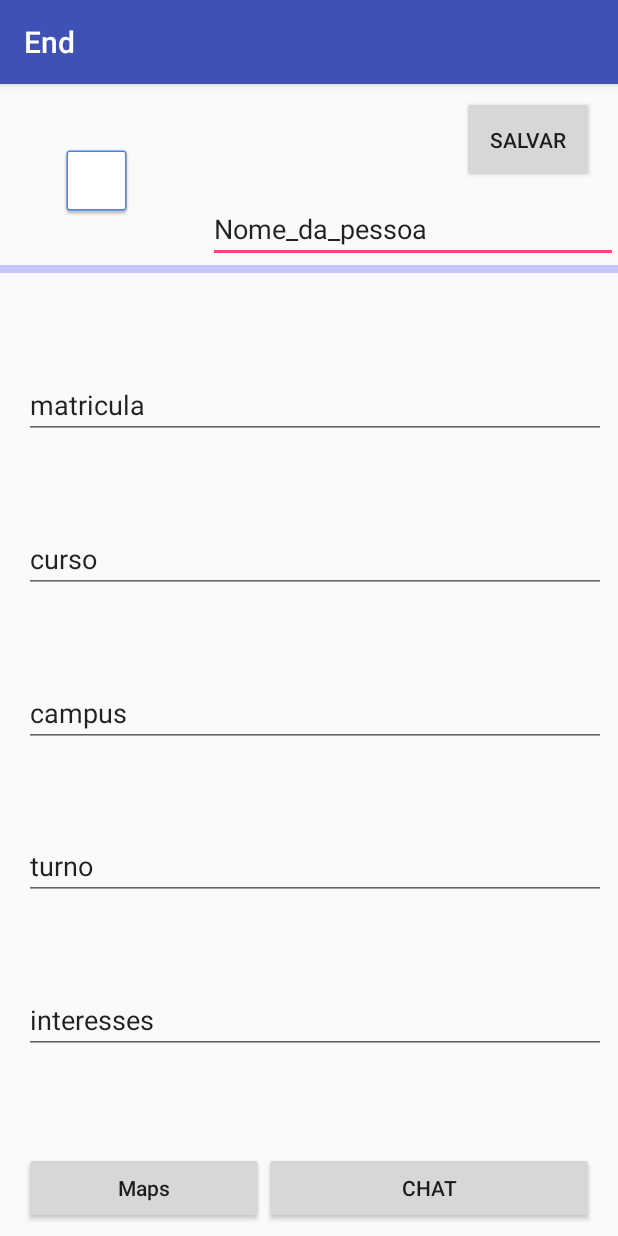
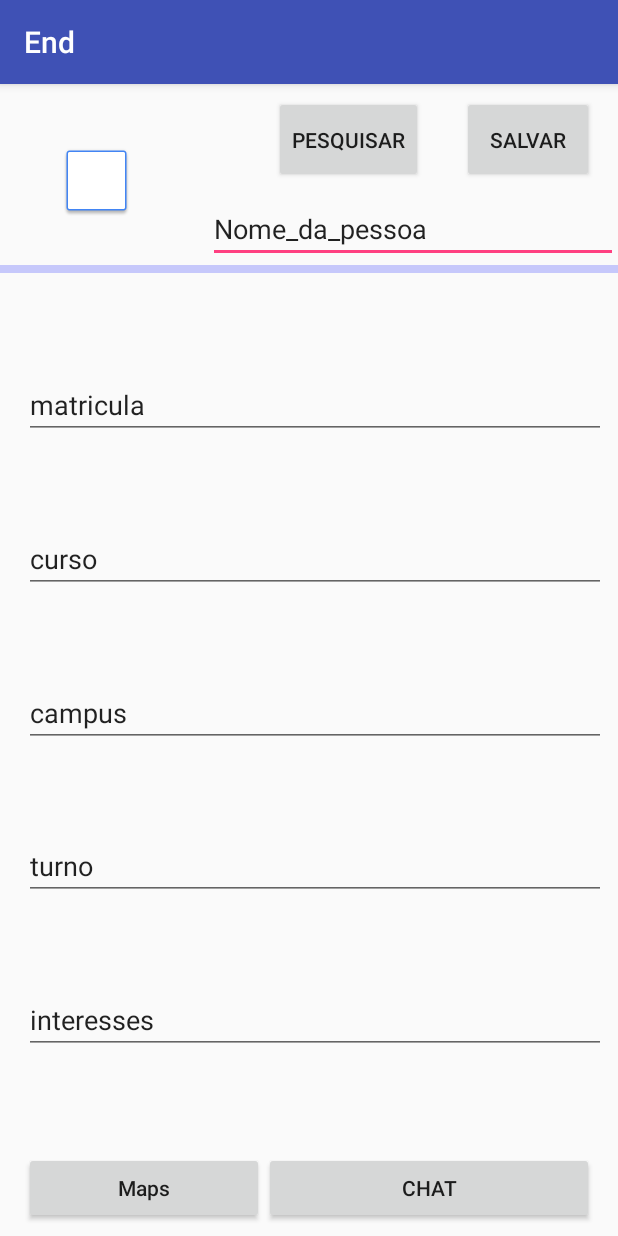
Before and after one commit to LORDBABUINO/end, an Android app: the MainActivity screen opened directly, with no data from a screen before it, on a phone screen of 412 x 824 dp. Run offline under Robolectric (Android 15) with nearby library versions, the phone set to English and light mode, and no system bars; our stand-ins replace Firebase (no records; nobody signed in at launch, a user with empty details on screens opened directly).

Commit message:
Inseri o botão pesquisar.

```diff
--- a/app/src/main/res/layout/activity_main.xml
+++ b/app/src/main/res/layout/activity_main.xml
@@ -145,4 +145,19 @@
         app:layout_constraintTop_toBottomOf="@+id/interesses"
         app:layout_constraintVertical_bias="1.0" />
 
+    <Button
+        android:id="@+id/button_pesquisar"
+        android:layout_width="wrap_content"
+        android:layout_height="0dp"
+        android:layout_marginBottom="8dp"
+        android:layout_marginTop="8dp"
+        android:text="Pesquisar"
+        app:layout_constraintBottom_toTopOf="@+id/nome"
+        app:layout_constraintEnd_toEndOf="parent"
+        app:layout_constraintHorizontal_bias="0.585"
+        app:layout_constraintStart_toStartOf="parent"
+        app:layout_constraintTop_toTopOf="parent"
+        app:layout_constraintVertical_bias="1.0" />
+
+
 </android.support.constraint.ConstraintLayout>
```
